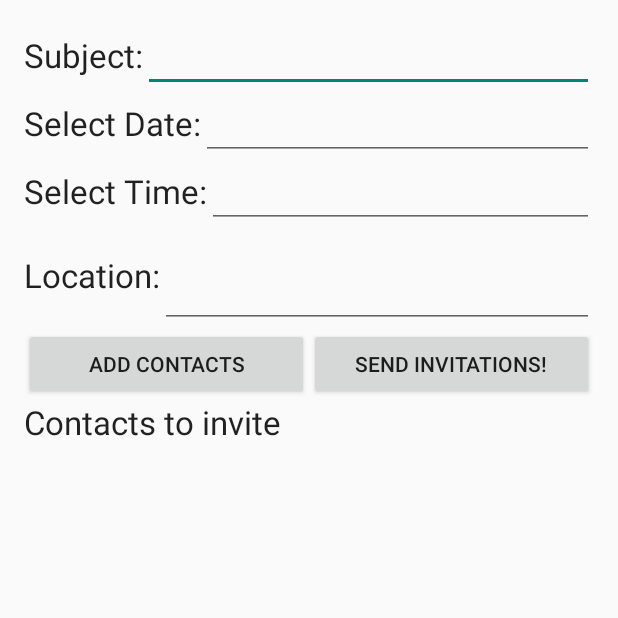
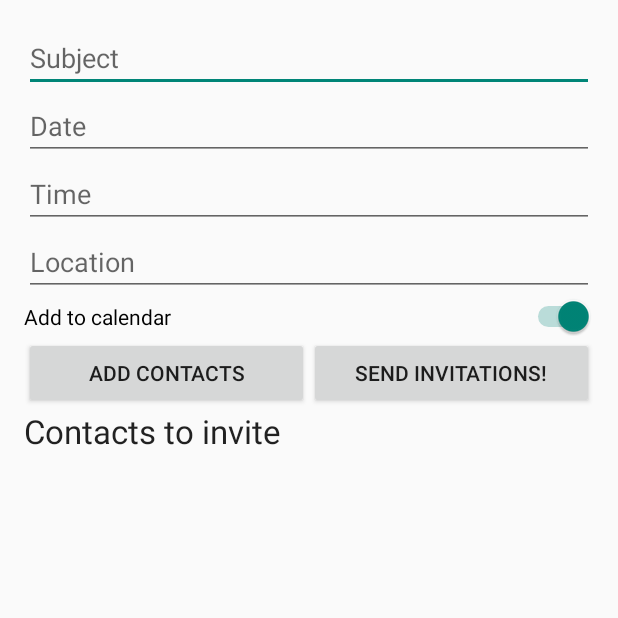
Before and after one commit to ALFREDProject/MeetingApp, an Android app: the MeetingDetailsActivity screen opened directly, with no data from a screen before it, on a phone screen of 412 x 824 dp, the top half of it. Run offline under Robolectric (Android 15) with nearby library versions, the phone set to English and light mode, and no system bars.

Commit message:
adding event to calendar, design improvements, some texts added and changed

```diff
--- a/app/src/main/AndroidManifest.xml
+++ b/app/src/main/AndroidManifest.xml
@@ -8,6 +8,8 @@
     <uses-permission android:name="android.permission.INTERNET" />
     <uses-permission android:name="android.permission.ACCESS_NETWORK_STATE" />
     <uses-permission android:name="android.permission.SEND_SMS" />
+
+    <uses-permission android:name="android.permission.WRITE_CALENDAR" />
 
     <application
         android:allowBackup="true"
--- a/app/src/main/java/eu/alfred/meetingapp/MeetingDetailsActivity.java
+++ b/app/src/main/java/eu/alfred/meetingapp/MeetingDetailsActivity.java
@@ -2,8 +2,12 @@ package eu.alfred.meetingapp;
 
 import android.app.DatePickerDialog;
 import android.app.TimePickerDialog;
+import android.content.ContentResolver;
+import android.content.ContentValues;
 import android.content.Intent;
+import android.net.Uri;
 import android.os.Bundle;
+import android.provider.CalendarContract;
 import android.support.v4.app.FragmentActivity;
 import android.telephony.SmsManager;
 import android.util.Log;
@@ -13,6 +17,7 @@ import android.widget.Button;
 import android.widget.DatePicker;
 import android.widget.EditText;
 import android.widget.ListView;
+import android.widget.Switch;
 import android.widget.TimePicker;
 
 import java.io.Serializable;
@@ -23,11 +28,14 @@ import java.util.ArrayList;
 import java.util.Calendar;
 import java.util.Date;
 import java.util.List;
+import java.util.StringTokenizer;
+import java.util.TimeZone;
 
 public class MeetingDetailsActivity extends FragmentActivity implements View.OnClickListener {
 
     private EditText subjectEditText, datePickerEditText, timePickerEditText, locationEditText;
     private Button addContactsButton, inviteContactsButton;
+    private Switch calendarSwitch;
     private ListView invitedContactsListView;
     private List<Contact> contacts = new ArrayList<Contact>();
     private List<Contact> contactsToinvite = new ArrayList<Contact>();
@@ -50,6 +58,7 @@ public class MeetingDetailsActivity extends FragmentActivity implements View.OnC
         addContactsButton = (Button) findViewById(R.id.addContactsButton);
         inviteContactsButton = (Button) findViewById(R.id.inviteContactsButton);
         invitedContactsListView = (ListView) findViewById(R.id.invitedContactsListView);
+        calendarSwitch = (Switch) findViewById(R.id.calendarSwitch);
 
         dbHandler = new MyDBHandler(this, null, null, 1);
 
@@ -144,8 +153,32 @@ public class MeetingDetailsActivity extends FragmentActivity implements View.OnC
 
              // TODO check if the intived contacts list is empty. Alert if empty.
 
+             long eventDate = getDate(datePickerEditText, timePickerEditText);
+             String location = locationEditText.getText().toString();
+             String subject = subjectEditText.getText().toString();
+
+             if(calendarSwitch.isChecked()){
+                 ContentResolver cr = this.getContentResolver();
+                 ContentValues values = new ContentValues();
+
+                 values.put(CalendarContract.Events.DTSTART, eventDate);
+                 values.put(CalendarContract.Events.DTEND, eventDate + 3600*1000*2);
+
+                 values.put(CalendarContract.Events.TITLE, subjectEditText.getText().toString());
+                 values.put(CalendarContract.Events.DESCRIPTION, getString(R.string.calendar_message));
+
+                 TimeZone timeZone = TimeZone.getDefault();
+                 values.put(CalendarContract.Events.EVENT_TIMEZONE, timeZone.getID());
+
+                 values.put(CalendarContract.Events.CALENDAR_ID, 1);
+                 values.put(CalendarContract.Events.HAS_ALARM, 1);
+                 values.put(CalendarContract.Events.EVENT_LOCATION, location);
+
+                 Uri uri = cr.insert(CalendarContract.Events.CONTENT_URI, values);
+             }
+
              Intent returnIntent = new Intent();
-             Meeting meeting = new Meeting(subjectEditText.getText().toString(), getDate(datePickerEditText, timePickerEditText), locationEditText.getText().toString(), contactsToinvite);
+             Meeting meeting = new Meeting(subject, eventDate, location, contactsToinvite);
              //sendInvitations(meeting.getSubject(), meeting.getDate(), meeting.getLocation(), meeting.getInvitedContacts());
              dbHandler.addMeeting(meeting);
              setResult(RESULT_OK, returnIntent);
--- a/app/src/main/res/layout/activity_meeting_details.xml
+++ b/app/src/main/res/layout/activity_meeting_details.xml
@@ -10,82 +10,38 @@
         android:layout_width="match_parent"
         android:layout_height="match_parent">
 
-        <LinearLayout
-            android:orientation="horizontal"
-            android:layout_width="match_parent"
-            android:layout_height="wrap_content">
-
-            <TextView
-                android:layout_width="wrap_content"
-                android:layout_height="wrap_content"
-                android:textAppearance="?android:attr/textAppearanceLarge"
-                android:text="@string/meeting_subject"
-                android:id="@+id/subjectTextView" />
-
         <EditText
             android:layout_width="match_parent"
             android:layout_height="wrap_content"
+            android:hint="@string/meeting_subject"
             android:id="@+id/subjectEditText" />
-        </LinearLayout>
-
-        <LinearLayout
-            android:orientation="horizontal"
-            android:layout_width="match_parent"
-            android:layout_height="wrap_content">
-
-            <TextView
-                android:layout_width="wrap_content"
-                android:layout_height="wrap_content"
-                android:textAppearance="?android:attr/textAppearanceLarge"
-                android:text="@string/select_date"
-                android:id="@+id/selectDateTextView" />
 
         <EditText
             android:layout_width="match_parent"
             android:layout_height="wrap_content"
             android:id="@+id/dateEditText"
+            android:hint="@string/select_date"
             android:focusable="false" />
-
-        </LinearLayout>
-
-        <LinearLayout
-            android:orientation="horizontal"
-            android:layout_width="match_parent"
-            android:layout_height="wrap_content">
-
-            <TextView
-                android:layout_width="wrap_content"
-                android:layout_height="wrap_content"
-                android:textAppearance="?android:attr/textAppearanceLarge"
-                android:text="@string/select_time"
-                android:id="@+id/selectTimeTextView" />
 
         <EditText
             android:layout_width="match_parent"
             android:layout_height="wrap_content"
             android:id="@+id/timeEditText"
+            android:hint="@string/select_time"
             android:focusable="false" />
-        </LinearLayout>
-
-        <LinearLayout
-            android:orientation="horizontal"
-            android:layout_width="match_parent"
-            android:layout_height="wrap_content">
-
-            <TextView
-                android:layout_width="wrap_content"
-                android:layout_height="wrap_content"
-                android:textAppearance="?android:attr/textAppearanceLarge"
-                android:text="@string/location"
-                android:id="@+id/locationTextView" />
 
         <EditText
             android:layout_width="match_parent"
             android:layout_height="wrap_content"
-                android:inputType="textMultiLine"
-                android:lines="2"
+            android:hint="@string/location"
             android:id="@+id/locationEditText" />
-        </LinearLayout>
+
+        <Switch
+            android:layout_width="match_parent"
+            android:layout_height="wrap_content"
+            android:text="@string/add_to_calendar"
+            android:id="@+id/calendarSwitch"
+            android:checked="true" />
 
         <LinearLayout
             android:orientation="horizontal"
--- a/app/src/main/res/values/strings.xml
+++ b/app/src/main/res/values/strings.xml
@@ -1,13 +1,13 @@
 <resources>
     <string name="app_name">Meetings</string>
     <string name="organize_meeting">Organize a Meeting</string>
-    <string name="select_date">Select Date:</string>
-    <string name="select_time">Select Time:</string>
+    <string name="select_date">Date</string>
+    <string name="select_time">Time</string>
     <string name="add_contacts">Add Contacts</string>
-    <string name="location">Location:</string>
+    <string name="location">Location</string>
     <string name="contacts">Contacts</string>
     <string name="invite">Send invitations!</string>
-    <string name="meeting_subject">Subject:</string>
+    <string name="meeting_subject">Subject</string>
     <string name="add_to_invited">Add</string>
     <string name="invited_list">Contacts to invite</string>
     <string name="prompt_email">Email</string>
@@ -16,4 +16,6 @@
     <string name="logout">Logout</string>
     <string name="upcoming">Upcoming Events</string>
     <string name="contacts_selected">contacts selected</string>
+    <string name="calendar_message">Automatically added by ALFRED</string>
+    <string name="add_to_calendar">Add to calendar</string>
 </resources>
```
Also changed, not shown: 3 other files. Lines whose indentation alone changed are shown as unchanged.
